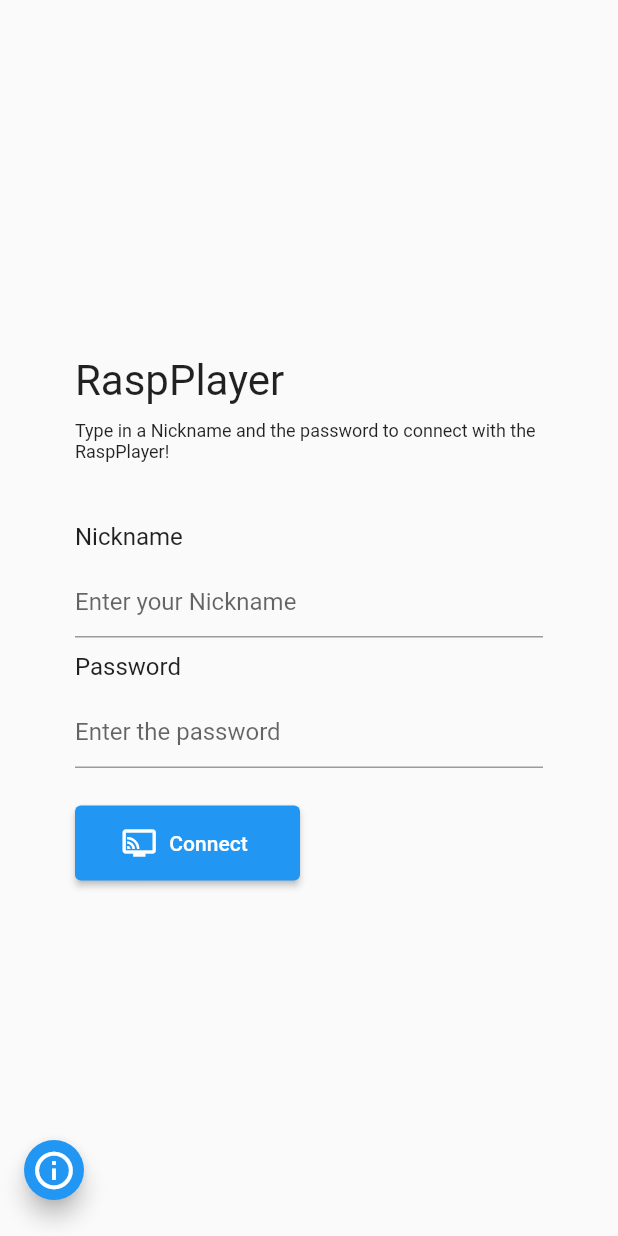
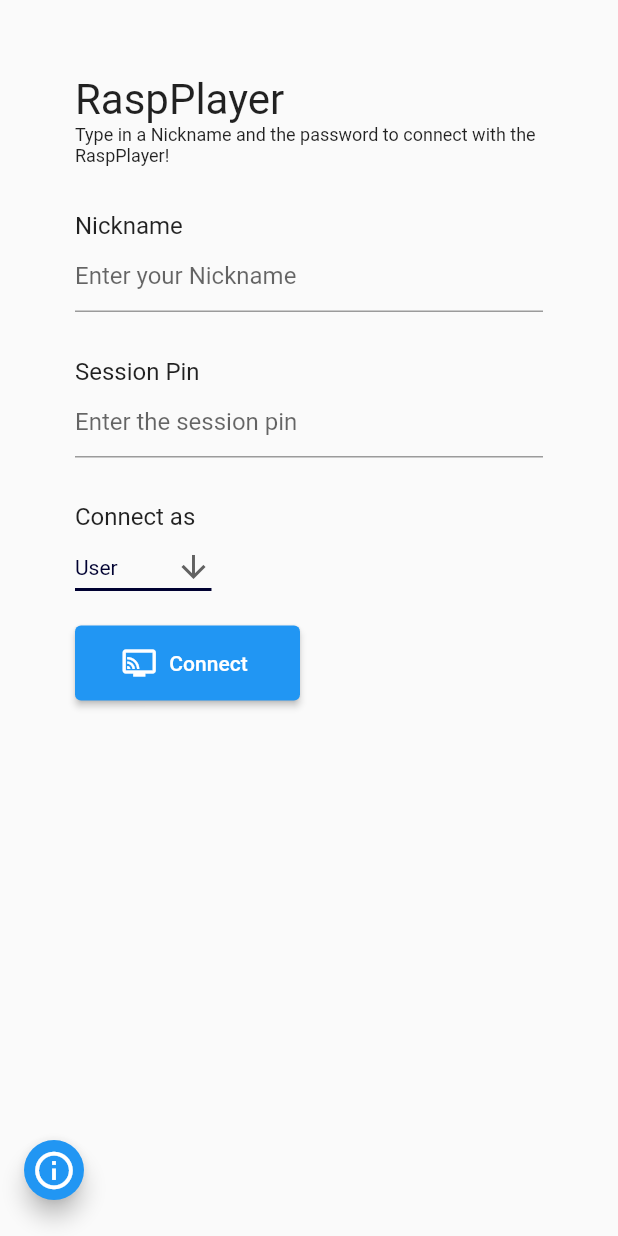
Before and after one commit to ClemensWon/RaspPlayer, a Flutter app: the ConnectScreen screen opened by its route, on a phone screen of 412 x 824 dp. Run offline on Flutter 3.47's test engine with Material 2 defaults, Android fonts, the phone set to English and light mode, and no system bars; accounts and stored records are empty.

Commit message:
small fixes in app.py, added owner connect to connectscreen, added master login to REST service, added role and nickname to UserData

```diff
--- a/raspplayer_app/lib/Screens/ConnectScreen.dart
+++ b/raspplayer_app/lib/Screens/ConnectScreen.dart
@@ -14,6 +14,9 @@ class ConnectScreenState extends State<ConnectScreen> {
 
   TextEditingController _nickname = TextEditingController();
   TextEditingController _sessionPin = TextEditingController();
+  TextEditingController _masterPassword = TextEditingController();
+  String dropdownValue = 'User';
+
   @override
   Widget build(BuildContext context) {
     // TODO: implement build
@@ -31,10 +34,10 @@ class ConnectScreenState extends State<ConnectScreen> {
       body: Container(
         width: double.infinity,
         margin: EdgeInsets.all(50),
-        child: Center(
-          child: Wrap(
-            spacing: 0,
-            runSpacing: 10,
+        child: SingleChildScrollView(
+          child: Column(
+            mainAxisAlignment: MainAxisAlignment.center,
+            crossAxisAlignment: CrossAxisAlignment.start,
             children: <Widget>[
               Text(
                 'RaspPlayer',
@@ -61,15 +64,64 @@ class ConnectScreenState extends State<ConnectScreen> {
                   hintText: 'Enter your Nickname',
                 ),
               ),
-              Text(
+              if (dropdownValue == 'User') Padding(
+                padding: const EdgeInsets.fromLTRB(0, 30, 0, 0),
+                child: Text(
+                  'Session Pin',
+                  style: TextStyle(fontSize: 16),
+                  textAlign: TextAlign.center,
+                ),
+              ),
+              if (dropdownValue == 'User') TextField(
+                controller: _sessionPin,
+                decoration: InputDecoration(
+                  hintText: 'Enter the session pin',
+                ),
+              ),
+              if (dropdownValue == 'Box Owner') Padding(
+                padding: const EdgeInsets.fromLTRB(0, 30, 0, 0),
+                child: Text(
                   'Password',
                   style: TextStyle(fontSize: 16),
                   textAlign: TextAlign.center,
                 ),
-              TextField(
-                controller: _sessionPin,
+              ),
+              if (dropdownValue == 'Box Owner') TextField(
+                controller: _masterPassword,
                 decoration: InputDecoration(
                   hintText: 'Enter the password',
+                ),
+              ),
+              Padding(
+                padding: const EdgeInsets.fromLTRB(0, 30, 0, 0),
+                child: Text(
+                  'Connect as',
+                  style: TextStyle(fontSize: 16),
+                  textAlign: TextAlign.center,
+                ),
+              ),
+              Container(
+                child: DropdownButton<String>(
+                  value: dropdownValue,
+                  icon: const Icon(Icons.arrow_downward),
+                  iconSize: 24,
+                  elevation: 16,
+                  style: const TextStyle(color: Color.fromRGBO(0, 1, 49, 1),),
+                  underline: Container(
+                    height: 2,
+                    color: Color.fromRGBO(0, 1, 49, 1),
+                  ),
+                  onChanged: (String newValue) {
+                    setState(() {
+                      dropdownValue = newValue;
+                    });
+                  },
+                  items: <String>['User', 'Box Owner'].map<DropdownMenuItem<String>>((String value) {
+                    return DropdownMenuItem<String>(
+                      value: value,
+                      child: Text(value),
+                    );
+                  }).toList(),
                 ),
               ),
               Container(
@@ -98,6 +150,7 @@ class ConnectScreenState extends State<ConnectScreen> {
       'sessionPin': _sessionPin.text
     });
     RestService restService = new RestService();
+    if (dropdownValue == "User") {
       restService.login(_nickname.text, _sessionPin.text).then((recievedToken) {
         if (recievedToken) {
           Navigator.pushReplacementNamed(context, 'Main');
@@ -114,8 +167,28 @@ class ConnectScreenState extends State<ConnectScreen> {
               ),
             ),
           );
-
+        }
+      });
+    } else {
+      restService.masterLogin(_nickname.text, _masterPassword.text).then((recievedToken) {
+        if (recievedToken) {
+          Navigator.pushReplacementNamed(context, 'Main');
+        }
+        else {
+          ScaffoldMessenger.of(context).showSnackBar(
+            SnackBar(
+              content: const Text('password is wrong'),
+              action: SnackBarAction(
+                label: 'ok',
+                onPressed: () {
+                  // Code to execute.
+                },
+              ),
+            ),
+          );
         }
       });
     }
+
   }
+}
```
Also changed, not shown: raspplayer_app/lib/Services/RestService.dart (+23 -0 lines), 1 other file. Lines whose indentation alone changed are shown as unchanged.
